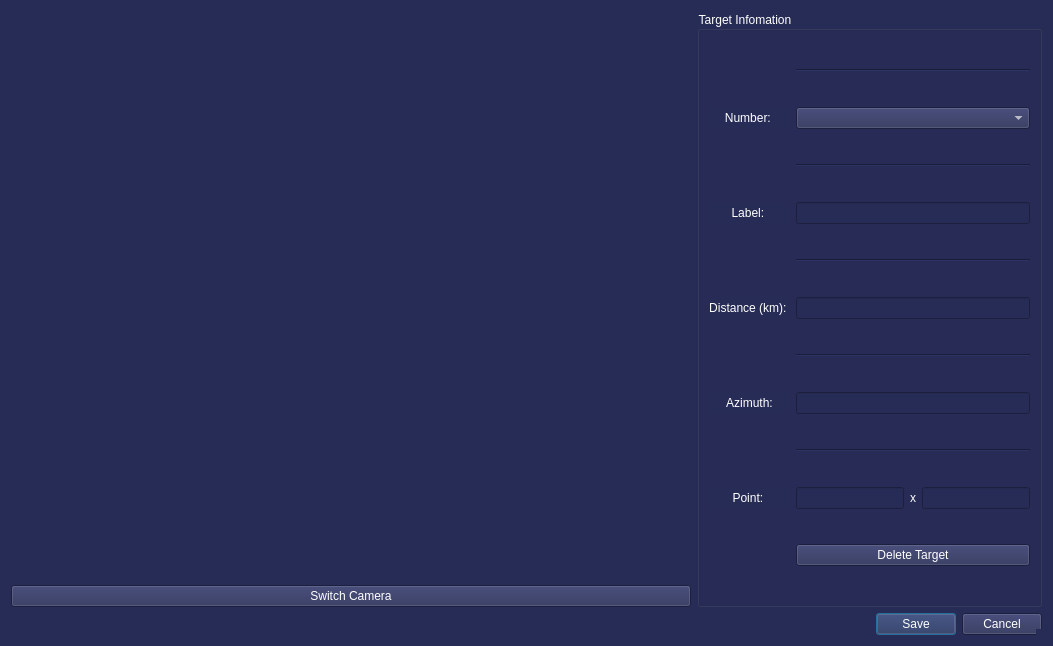
First picture: the form in js06/resources/target_view.ui, repository Oh-JongJin/js08, before the edit.
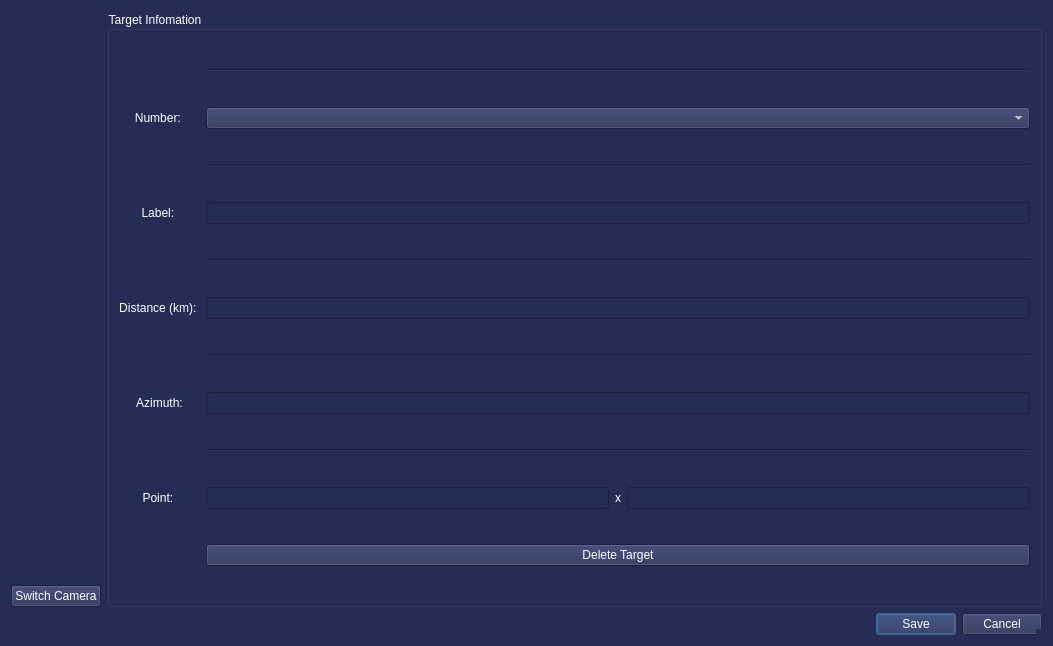
Second picture: the form after the edit.

The edit to the form file:
```diff
--- a/js06/resources/target_view.ui
+++ b/js06/resources/target_view.ui
@@ -48,7 +48,7 @@
          <item>
           <widget class="QLabel" name="image_label">
            <property name="sizePolicy">
-            <sizepolicy hsizetype="Minimum" vsizetype="Minimum">
+            <sizepolicy hsizetype="Preferred" vsizetype="Preferred">
              <horstretch>0</horstretch>
              <verstretch>0</verstretch>
             </sizepolicy>
@@ -79,7 +79,7 @@
        <item>
         <widget class="QGroupBox" name="groupBox">
          <property name="sizePolicy">
-          <sizepolicy hsizetype="Fixed" vsizetype="Preferred">
+          <sizepolicy hsizetype="Preferred" vsizetype="Preferred">
            <horstretch>0</horstretch>
            <verstretch>0</verstretch>
           </sizepolicy>
```
